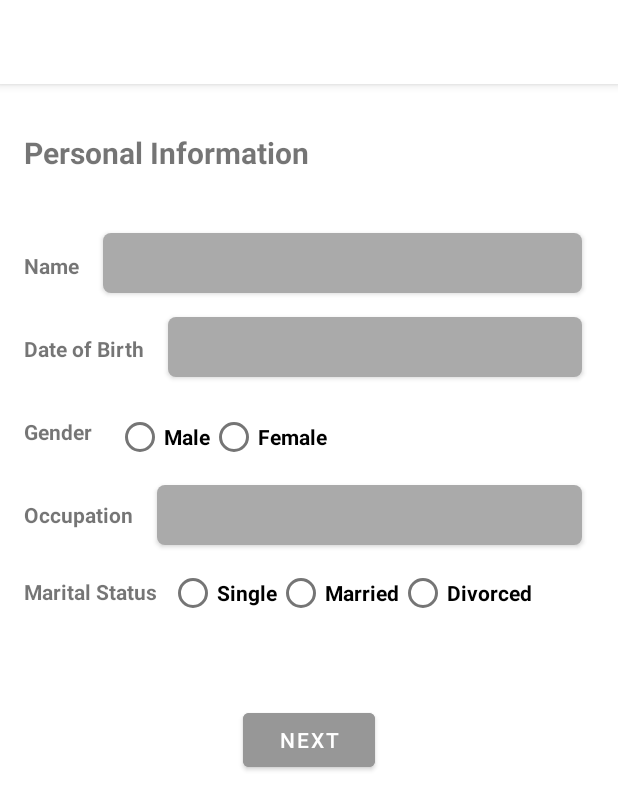
After one commit to olubunmialegbeleye/MedRecord, an Android app: the fragment PersonalInformationFragment shown on its own in the app's theme, on a phone screen of 412 x 824 dp. The commit adds this screen. Shown: the top 810 px of the screen. Run offline under Robolectric (Android 15) with nearby library versions, the phone set to English and light mode, and no system bars.

Commit message:
Added Create Record Activity and Layout

```diff
--- /dev/null
+++ b/app/src/main/java/com/example/medrecord/PersonalInformationFragment.java
@@ -0,0 +1,64 @@
+package com.example.medrecord;
+
+import android.os.Bundle;
+
+import androidx.fragment.app.Fragment;
+
+import android.view.LayoutInflater;
+import android.view.View;
+import android.view.ViewGroup;
+
+/**
+ * A simple {@link Fragment} subclass.
+ * Use the {@link PersonalInformationFragment#newInstance} factory method to
+ * create an instance of this fragment.
+ */
+public class PersonalInformationFragment extends Fragment {
+
+    // TODO: Rename parameter arguments, choose names that match
+    // the fragment initialization parameters, e.g. ARG_ITEM_NUMBER
+    private static final String ARG_PARAM1 = "param1";
+    private static final String ARG_PARAM2 = "param2";
+
+    // TODO: Rename and change types of parameters
+    private String mParam1;
+    private String mParam2;
+
+    public PersonalInformationFragment() {
+        // Required empty public constructor
+    }
+
+    /**
+     * Use this factory method to create a new instance of
+     * this fragment using the provided parameters.
+     *
+     * @param param1 Parameter 1.
+     * @param param2 Parameter 2.
+     * @return A new instance of fragment PersonalInformationFragment.
+     */
+    // TODO: Rename and change types and number of parameters
+    public static PersonalInformationFragment newInstance(String param1, String param2) {
+        PersonalInformationFragment fragment = new PersonalInformationFragment();
+        Bundle args = new Bundle();
+        args.putString(ARG_PARAM1, param1);
+        args.putString(ARG_PARAM2, param2);
+        fragment.setArguments(args);
+        return fragment;
+    }
+
+    @Override
+    public void onCreate(Bundle savedInstanceState) {
+        super.onCreate(savedInstanceState);
+        if (getArguments() != null) {
+            mParam1 = getArguments().getString(ARG_PARAM1);
+            mParam2 = getArguments().getString(ARG_PARAM2);
+        }
+    }
+
+    @Override
+    public View onCreateView(LayoutInflater inflater, ViewGroup container,
+                             Bundle savedInstanceState) {
+        // Inflate the layout for this fragment
+        return inflater.inflate(R.layout.fragment_personal_information, container, false);
+    }
+}
--- a/app/src/main/res/drawable/text_background.xml
+++ b/app/src/main/res/drawable/text_background.xml
@@ -3,7 +3,7 @@
     android:shape="rectangle" >
 
     <solid
-        android:color="@color/colorPrimary">
+        android:color="@android:color/darker_gray">
     </solid>
 
     <corners
--- /dev/null
+++ b/app/src/main/res/layout/fragment_personal_information.xml
@@ -0,0 +1,185 @@
+<?xml version="1.0" encoding="utf-8"?>
+<androidx.constraintlayout.widget.ConstraintLayout xmlns:android="http://schemas.android.com/apk/res/android"
+    xmlns:app="http://schemas.android.com/apk/res-auto"
+    xmlns:tools="http://schemas.android.com/tools"
+    android:layout_width="match_parent"
+    android:layout_height="match_parent"
+    tools:context=".MainActivity$SignInActivity">
+
+
+    <TextView
+        android:id="@+id/textView9"
+        android:layout_width="wrap_content"
+        android:layout_height="wrap_content"
+        android:layout_marginStart="16dp"
+        android:layout_marginTop="32dp"
+        android:text="@string/personal_information"
+        android:textSize="20sp"
+        android:textStyle="bold"
+        app:layout_constraintStart_toStartOf="parent"
+        app:layout_constraintTop_toTopOf="parent" />
+
+    <TextView
+        android:id="@+id/textView11"
+        android:layout_width="wrap_content"
+        android:layout_height="wrap_content"
+        android:layout_marginTop="52dp"
+        android:text="@string/name"
+        android:textStyle="bold"
+        app:layout_constraintStart_toStartOf="@+id/textView9"
+        app:layout_constraintTop_toBottomOf="@+id/textView9" />
+
+    <TextView
+        android:id="@+id/textView12"
+        android:layout_width="wrap_content"
+        android:layout_height="wrap_content"
+        android:layout_marginTop="36dp"
+        android:text="@string/date_of_birth"
+        android:textStyle="bold"
+        app:layout_constraintStart_toStartOf="@+id/textView11"
+        app:layout_constraintTop_toBottomOf="@+id/textView11" />
+
+    <TextView
+        android:id="@+id/textView13"
+        android:layout_width="wrap_content"
+        android:layout_height="wrap_content"
+        android:layout_marginTop="36dp"
+        android:text="@string/gender"
+        android:textStyle="bold"
+        app:layout_constraintStart_toStartOf="@+id/textView12"
+        app:layout_constraintTop_toBottomOf="@+id/textView12" />
+
+    <TextView
+        android:id="@+id/textView14"
+        android:layout_width="wrap_content"
+        android:layout_height="wrap_content"
+        android:layout_marginTop="36dp"
+        android:text="@string/occupation"
+        android:textStyle="bold"
+        app:layout_constraintStart_toStartOf="@+id/textView13"
+        app:layout_constraintTop_toBottomOf="@+id/textView13" />
+
+    <EditText
+        android:id="@+id/editTextTextPersonName"
+        style="@style/AppTheme.RoundedCornerMaterialButton"
+        android:layout_width="0dp"
+        android:layout_height="40dp"
+        android:layout_marginStart="16dp"
+        android:layout_marginTop="40dp"
+        android:layout_marginEnd="24dp"
+        android:ems="10"
+        android:inputType="textPersonName"
+        app:layout_constraintEnd_toEndOf="parent"
+        app:layout_constraintStart_toEndOf="@+id/textView11"
+        app:layout_constraintTop_toBottomOf="@+id/textView9" />
+
+    <RadioGroup
+        android:id="@+id/radioGroup"
+        android:layout_width="0dp"
+        android:layout_height="wrap_content"
+        android:layout_marginStart="16dp"
+        android:layout_marginTop="16dp"
+        android:layout_marginEnd="24dp"
+        android:orientation="horizontal"
+        app:layout_constraintEnd_toEndOf="parent"
+        app:layout_constraintStart_toEndOf="@+id/textView13"
+        app:layout_constraintTop_toBottomOf="@+id/editTextDate2">
+
+        <RadioButton
+            android:id="@+id/radioButton"
+            android:layout_width="wrap_content"
+            android:layout_height="wrap_content"
+            android:text="Male"
+            android:textStyle="bold" />
+
+        <RadioButton
+            android:id="@+id/radioButton2"
+            android:layout_width="wrap_content"
+            android:layout_height="wrap_content"
+            android:text="Female"
+            android:textStyle="bold" />
+    </RadioGroup>
+
+    <EditText
+        android:id="@+id/editTextTextPersonName2"
+        style="@style/AppTheme.RoundedCornerMaterialButton"
+        android:layout_width="0dp"
+        android:layout_height="40dp"
+        android:layout_marginStart="16dp"
+        android:layout_marginTop="8dp"
+        android:layout_marginEnd="24dp"
+        android:ems="10"
+        android:inputType="textPersonName"
+        app:layout_constraintEnd_toEndOf="parent"
+        app:layout_constraintStart_toEndOf="@+id/textView14"
+        app:layout_constraintTop_toBottomOf="@+id/radioGroup" />
+
+    <TextView
+        android:id="@+id/textView15"
+        android:layout_width="wrap_content"
+        android:layout_height="wrap_content"
+        android:layout_marginTop="32dp"
+        android:text="@string/marital_status"
+        android:textStyle="bold"
+        app:layout_constraintStart_toStartOf="@+id/textView14"
+        app:layout_constraintTop_toBottomOf="@+id/textView14" />
+
+    <RadioGroup
+        android:id="@+id/radioGroup2"
+        android:layout_width="0dp"
+        android:layout_height="wrap_content"
+        android:layout_marginStart="8dp"
+        android:layout_marginTop="8dp"
+        android:layout_marginEnd="24dp"
+        android:orientation="horizontal"
+        app:layout_constraintEnd_toEndOf="parent"
+        app:layout_constraintStart_toEndOf="@+id/textView15"
+        app:layout_constraintTop_toBottomOf="@+id/editTextTextPersonName2">
+
+        <RadioButton
+            android:id="@+id/radioButton3"
+            android:layout_width="wrap_content"
+            android:layout_height="wrap_content"
+            android:text="Single"
+            android:textStyle="bold" />
+
+        <RadioButton
+            android:id="@+id/radioButton4"
+            android:layout_width="wrap_content"
+            android:layout_height="wrap_content"
+            android:text="Married"
+            android:textStyle="bold" />
+
+        <RadioButton
+            android:id="@+id/radioButton5"
+            android:layout_width="wrap_content"
+            android:layout_height="wrap_content"
+            android:text="Divorced"
+            android:textStyle="bold" />
+    </RadioGroup>
+
+    <EditText
+        android:id="@+id/editTextDate2"
+        style="@style/AppTheme.RoundedCornerMaterialButton"
+        android:layout_width="0dp"
+        android:layout_height="40dp"
+        android:layout_marginStart="16dp"
+        android:layout_marginTop="16dp"
+        android:layout_marginEnd="24dp"
+        android:ems="10"
+        android:inputType="date"
+        app:layout_constraintEnd_toEndOf="parent"
+        app:layout_constraintStart_toEndOf="@+id/textView12"
+        app:layout_constraintTop_toBottomOf="@+id/editTextTextPersonName" />
+
+    <Button
+        android:id="@+id/button2"
+        android:layout_width="wrap_content"
+        android:layout_height="wrap_content"
+        android:layout_marginTop="50dp"
+        android:backgroundTint="@color/colorAccent"
+        android:text="@string/next"
+        app:layout_constraintEnd_toEndOf="parent"
+        app:layout_constraintStart_toStartOf="parent"
+        app:layout_constraintTop_toBottomOf="@+id/radioGroup2" />
+</androidx.constraintlayout.widget.ConstraintLayout>
--- a/app/src/main/res/values/strings.xml
+++ b/app/src/main/res/values/strings.xml
@@ -32,5 +32,23 @@
     <string name="username">UserName</string>
     <string name="password">Password</string>
     <string name="confirm_password">Confirm Password</string>
+    <string name="title_activity_new_record">New Record</string>
+    <!-- Strings used for fragments for navigation -->
+    <string name="first_fragment_label">First Fragment</string>
+    <string name="second_fragment_label">Second Fragment</string>
+    <string name="next">Next</string>
+    <string name="previous">Previous</string>
+
+    <string name="hello_first_fragment">Hello first fragment</string>
+    <string name="hello_second_fragment">Hello second fragment. Arg: %1$s</string>
+    <!-- TODO: Remove or change this placeholder text -->
+    <string name="hello_blank_fragment">Hello blank fragment</string>
+    <string name="new_record">New Record</string>
+    <string name="personal_information">Personal Information</string>
+    <string name="name">Name</string>
+    <string name="date_of_birth">Date of Birth</string>
+    <string name="gender">Gender</string>
+    <string name="occupation">Occupation</string>
+    <string name="marital_status">Marital Status</string>
 
 </resources>
```
Also changed, not shown: app/src/main/AndroidManifest.xml (+6 -2 lines), app/src/main/java/com/example/medrecord/ContactInformationFragment.java (added, +64 -0 lines), app/src/main/java/com/example/medrecord/NewRecordActivity.java (added, +14 -0 lines), app/src/main/res/drawable/default_tab.xml (added, +14 -0 lines), app/src/main/res/drawable/selected_tab.xml (added, +14 -0 lines), app/src/main/res/drawable/tab_selector.xml (added, +7 -0 lines), app/src/main/res/layout/activity_new_record.xml (added, +57 -0 lines), app/src/main/res/layout/fragment_contact_information.xml (added, +152 -0 lines), app/src/main/res/layout/activity_record_manager.xml (indentation only).
